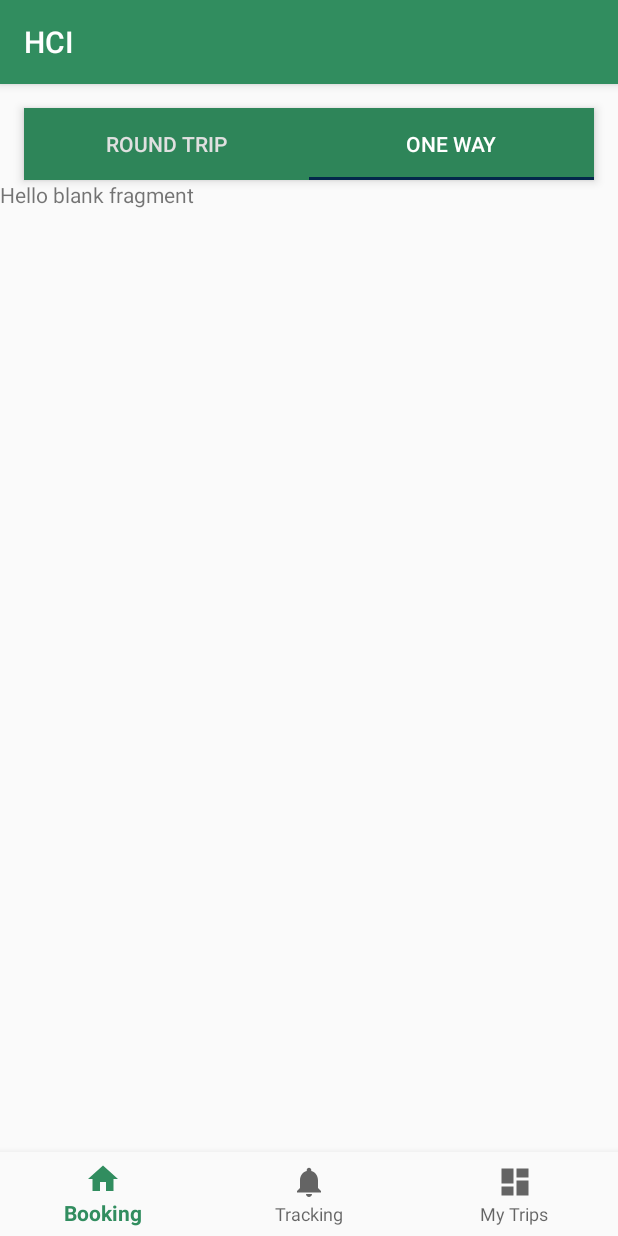
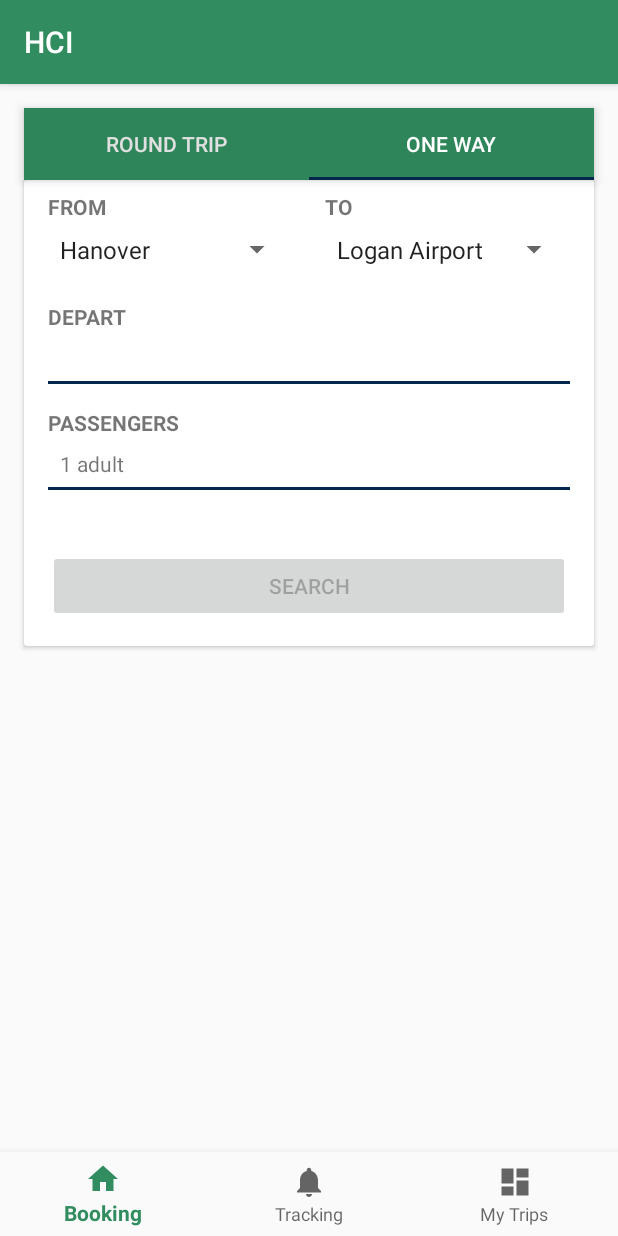
Before and after one commit to seokjunbing/hci, an Android app: the screen it shows after launch (MainActivity), tab 2 chosen, on a phone screen of 412 x 824 dp. Run offline under Robolectric (Android 15) with nearby library versions, the phone set to English and light mode, and no system bars.

Commit message:
Improvements to trip selection screen: * Users can now search for one-way trips * Users traveling from New London are now presented with the correct choices (Logan, South Station). * Users can't search for a trip anymore until they have selected their trip dates

```diff
--- a/app/src/main/java/me/junbing/hci/FixturesTabs.java
+++ b/app/src/main/java/me/junbing/hci/FixturesTabs.java
@@ -38,8 +38,8 @@ public class FixturesTabs extends Fragment {
     // Add Fragments to Tabs
     private void setupViewPager(ViewPager viewPager) {
         Adapter adapter = new Adapter(getChildFragmentManager());
-        adapter.addFragment(new SelectTripFragment(), "Round trip");
-        adapter.addFragment(new WeekFixturesFragment(), "One way");
+        adapter.addFragment(SelectTripFragment.newInstance(SelectTripFragment.ROUND_TRIP), "Round trip");
+        adapter.addFragment(SelectTripFragment.newInstance(SelectTripFragment.ONE_WAY), "One way");
         viewPager.setAdapter(adapter);
     }
 
--- a/app/src/main/java/me/junbing/hci/SelectTripFragment.java
+++ b/app/src/main/java/me/junbing/hci/SelectTripFragment.java
@@ -14,15 +14,16 @@ import android.view.View;
 import android.view.ViewGroup;
 import android.widget.AdapterView;
 import android.widget.AdapterView.OnItemSelectedListener;
+import android.widget.ArrayAdapter;
 import android.widget.Button;
 import android.widget.DatePicker;
+import android.widget.LinearLayout;
 import android.widget.Spinner;
 import android.widget.TextView;
 
 import java.text.SimpleDateFormat;
 import java.util.ArrayList;
 import java.util.Calendar;
-import java.util.HashMap;
 import java.util.Locale;
 
 import static android.app.Activity.RESULT_OK;
@@ -55,8 +56,7 @@ public class SelectTripFragment extends Fragment implements View.OnClickListener
 
     public static final String dateFormat = "MM/dd/yyyy";
 
-    private static final String ARG_PARAM1 = "param1";
-    private static final String ARG_PARAM2 = "param2";
+    private static final String ARG_TRIP_TYPE = "trip_type";
     public static String debugTag = "TRIP_SELECT";
 
     private int adultCount = 1;
@@ -67,7 +67,9 @@ public class SelectTripFragment extends Fragment implements View.OnClickListener
     // Interface elements
     private TextView passengerSelectTextView;
     private TextView departureDateTextView, returnDateTextView;
+    private LinearLayout departureSelectLayout, returnSelectLayout;
     private Button searchButton;
+    Spinner fromSpinner, toSpinner;
 
     public int getPassengersCode = 1;
     SharedPreferences sp;
@@ -77,7 +79,9 @@ public class SelectTripFragment extends Fragment implements View.OnClickListener
     private Calendar departureDateCalendar, returnDateCalendar;
     // TODO: Rename and change types of parameters
     private String mParam1;
-    private String mParam2;
+
+    public static final String ONE_WAY = "one-way";
+    public static final String ROUND_TRIP = "round-trip";
 
     private OnFragmentInteractionListener mListener;
 
@@ -89,16 +93,14 @@ public class SelectTripFragment extends Fragment implements View.OnClickListener
      * Use this factory method to create a new instance of
      * this fragment using the provided parameters.
      *
-     * @param param1 Parameter 1.
-     * @param param2 Parameter 2.
+     * @param param1 Parameter 1
      * @return A new instance of fragment SelectTripFragment.
      */
     // TODO: Rename and change types and number of parameters
-    public static SelectTripFragment newInstance(String param1, String param2) {
+    public static SelectTripFragment newInstance(String param1) {
         SelectTripFragment fragment = new SelectTripFragment();
         Bundle args = new Bundle();
-        args.putString(ARG_PARAM1, param1);
-        args.putString(ARG_PARAM2, param2);
+        args.putString(ARG_TRIP_TYPE, param1);
         fragment.setArguments(args);
         return fragment;
     }
@@ -107,8 +109,7 @@ public class SelectTripFragment extends Fragment implements View.OnClickListener
     public void onCreate(Bundle savedInstanceState) {
         super.onCreate(savedInstanceState);
         if (getArguments() != null) {
-            mParam1 = getArguments().getString(ARG_PARAM1);
-            mParam2 = getArguments().getString(ARG_PARAM2);
+            mParam1 = getArguments().getString(ARG_TRIP_TYPE);
         }
         sp = getActivity().getPreferences(Context.MODE_PRIVATE);
     }
@@ -121,12 +122,25 @@ public class SelectTripFragment extends Fragment implements View.OnClickListener
 
         departureDateTextView = view.findViewById(R.id.departure_textview);
         departureDateTextView.setOnClickListener(this);
+
         returnDateTextView = view.findViewById(R.id.return_textview);
         returnDateTextView.setOnClickListener(this);
 
-        Spinner fromSpinner = view.findViewById(R.id.from_spinner);
-        Spinner toSpinner = view.findViewById(R.id.to_spinner);
+
+        departureSelectLayout = view.findViewById(R.id.departure_select_mini_layout);
+        returnSelectLayout = view.findViewById(R.id.arrival_select_mini_layout);
+
+        fromSpinner = view.findViewById(R.id.from_spinner);
+        toSpinner = view.findViewById(R.id.to_spinner);
         toSpinner.setSelection(3); // 3 -> Boston Logan
+
+        if (mParam1 != null && mParam1.equals(ONE_WAY)) {
+            // get the departure date form to fill the horizontal space
+            departureSelectLayout.getLayoutParams().width = ViewGroup.LayoutParams.MATCH_PARENT;
+            departureDateTextView.getLayoutParams().width = ViewGroup.LayoutParams.MATCH_PARENT;
+            returnSelectLayout.setVisibility(View.GONE);
+        }
+
         toSpinner.setOnItemSelectedListener(this);
         fromSpinner.setOnItemSelectedListener(this);
 
@@ -138,7 +152,7 @@ public class SelectTripFragment extends Fragment implements View.OnClickListener
     public View onCreateView(LayoutInflater inflater, ViewGroup container,
                              Bundle savedInstanceState) {
         // Inflate the layout for this fragment
-        return inflater.inflate(R.layout.fragment_todays_fixtures, container, false);
+        return inflater.inflate(R.layout.fragment_select_trip, container, false);
     }
 
     @Override
@@ -162,20 +176,24 @@ public class SelectTripFragment extends Fragment implements View.OnClickListener
     }
 
     private void searchForTrips() {
+        Intent intent = new Intent(getContext(), ChooseBus1Activity.class);
+
         String departureDateStr = new SimpleDateFormat(
                 dateFormat, Locale.getDefault()).format(departureDateCalendar.getTime());
-        String returnDateStr = new SimpleDateFormat(
-                dateFormat, Locale.getDefault()).format(returnDateCalendar.getTime());
+        intent.putExtra(SelectTripFragment.departureDateStr, departureDateStr);
+        // this field is included in the intent only if the trip is a round-trip one
+        if (mParam1.equals(ROUND_TRIP)) {
+            String returnDateStr = new SimpleDateFormat(
+                    dateFormat, Locale.getDefault()).format(returnDateCalendar.getTime());
+            intent.putExtra(SelectTripFragment.returnDateStr, returnDateStr);
+        }
 
-        Intent intent = new Intent(getContext(), ChooseBus1Activity.class);
         intent.putExtra(fromLocStr, fromStr);
         intent.putExtra(toLocStr, toStr);
         intent.putExtra(busStopDepartureStr, fromBusStop);
         intent.putExtra(busStopReturnStr, toBusStop);
         intent.putExtra(wayStr, 10);
 
-        intent.putExtra(SelectTripFragment.departureDateStr, departureDateStr);
-        intent.putExtra(SelectTripFragment.returnDateStr, returnDateStr);
         intent.putExtra(adultCountStr, adultCount);
         intent.putExtra(childCountStr, childCount);
         intent.putExtra(infantCountStr, infantCount);
@@ -214,8 +232,14 @@ public class SelectTripFragment extends Fragment implements View.OnClickListener
 
                 if (view.getId() == R.id.departure_textview) {
                     departureDateCalendar = chosenDateCalendar;
+                    if (mParam1.equals(ONE_WAY) || returnDateCalendar != null) {
+                        searchButton.setEnabled(true);
+                    }
                 } else if (view.getId() == R.id.return_textview) {
                     returnDateCalendar = chosenDateCalendar;
+                    if (departureDateCalendar != null) {
+                        searchButton.setEnabled(true);
+                    }
                 }
             }
         }, year, month, day);
@@ -253,6 +277,17 @@ public class SelectTripFragment extends Fragment implements View.OnClickListener
         switch (parent.getId()) {
             case R.id.from_spinner:
                 String fromLocation = (String) parent.getItemAtPosition(position);
+
+                int possibleLocationsResourceId = getAvailableDestinations(fromLocation);
+                String[] posLoc = getResources().getStringArray(possibleLocationsResourceId);
+                ArrayAdapter spinnerAdapter = new ArrayAdapter<String>(
+                        getContext(),
+                        android.R.layout.simple_spinner_item,
+                        posLoc
+                );
+                spinnerAdapter.setDropDownViewResource(android.R.layout.simple_spinner_dropdown_item);
+                toSpinner.setAdapter(spinnerAdapter);
+
                 fromStr = busStopToCity(fromLocation);
                 fromBusStop = busStopToStation(fromLocation);
                 Log.d(debugTag, fromStr + ", " + fromBusStop);
@@ -269,6 +304,22 @@ public class SelectTripFragment extends Fragment implements View.OnClickListener
     @Override
     public void onNothingSelected(AdapterView<?> parent) {
         Log.d(debugTag, "Nothing selected");
+    }
+
+    @Nullable
+    private Integer getAvailableDestinations(String from) {
+        String fromLower = from.toLowerCase();
+        if (fromLower.equals("logan airport") || fromLower.equals("south station")) {
+            return R.array.bus_stops_from_boston;
+        } else if (fromLower.equals("hanover") || fromLower.equals("lebanon")) {
+            return R.array.bus_stops_from_upper_valley;
+        } else if (fromLower.equals("new london")) {
+            return R.array.bus_stops_from_new_london;
+        } else if (fromLower.equals("new york city")) {
+            return R.array.bus_stops_from_ny;
+        } else {
+            return null;
+        }
     }
 
     private String busStopToCity(String busStop) {
@@ -309,7 +360,6 @@ public class SelectTripFragment extends Fragment implements View.OnClickListener
         }
     }
 
-    // START OF COPYPASTE
     public void passengerSelectOnClick(View v) {
         Intent intent = new Intent(getContext(), PickPassengersActivity.class);
         intent.putExtra(adultCountStr, adultCount);
--- a/app/src/main/res/layout/fragment_todays_fixtures.xml
+++ b/app/src/main/res/layout/fragment_select_trip.xml
@@ -82,14 +82,14 @@
                 app:layout_constraintTop_toBottomOf="@id/destination_select">
 
                 <LinearLayout
-                    android:id="@+id/depart_select"
+                    android:id="@+id/departure_select_mini_layout"
                     android:layout_width="wrap_content"
                     android:layout_height="wrap_content"
                     android:layout_marginHorizontal="@dimen/activity_horizontal_margin"
                     android:orientation="vertical"
                     app:layout_constraintHorizontal_chainStyle="spread_inside"
                     app:layout_constraintLeft_toLeftOf="parent"
-                    app:layout_constraintRight_toLeftOf="@id/arrive_select">
+                    app:layout_constraintRight_toLeftOf="@id/arrival_select_mini_layout">
 
                     <TextView
                         android:layout_width="wrap_content"
@@ -108,12 +108,12 @@
                 </LinearLayout>
 
                 <LinearLayout
-                    android:id="@+id/arrive_select"
+                    android:id="@+id/arrival_select_mini_layout"
                     android:layout_width="wrap_content"
                     android:layout_height="wrap_content"
                     android:layout_marginHorizontal="@dimen/activity_horizontal_margin"
                     android:orientation="vertical"
-                    app:layout_constraintLeft_toRightOf="@id/depart_select"
+                    app:layout_constraintLeft_toRightOf="@id/departure_select_mini_layout"
                     app:layout_constraintRight_toRightOf="parent">
 
                     <TextView
@@ -169,6 +169,7 @@
                 android:layout_height="wrap_content"
                 android:layout_marginHorizontal="@dimen/activity_horizontal_margin"
                 android:layout_marginVertical="@dimen/activity_vertical_margin"
+                android:enabled="false"
                 android:text="Search" />
         </LinearLayout>
     </android.support.v7.widget.CardView>
--- a/app/src/main/res/values/strings.xml
+++ b/app/src/main/res/values/strings.xml
@@ -14,20 +14,24 @@
         <item>South Station</item>
         <item>New York City</item>
     </string-array>
-    <string-array name="bus_stops_from_nh">
+    <string-array name="bus_stops_from_upper_valley">
         <item>Logan Airport</item>
         <item>South Station</item>
         <item>New York City</item>
+    </string-array>
+    <string-array name="bus_stops_from_new_london">
+        <item>Logan Airport</item>
+        <item>South Station</item>
     </string-array>
     <string-array name="bus_stops_from_boston">
         <item>Hanover</item>
         <item>Lebanon</item>
         <item>New London</item>
     </string-array>
-    <string name="bus_stops_from_ny">
+    <string-array name="bus_stops_from_ny">
         <item>Hanover</item>
         <item>Lebanon</item>
-    </string>
+    </string-array>
     <string-array name="passengers">
         <item>0</item>
         <item>1</item>
```
